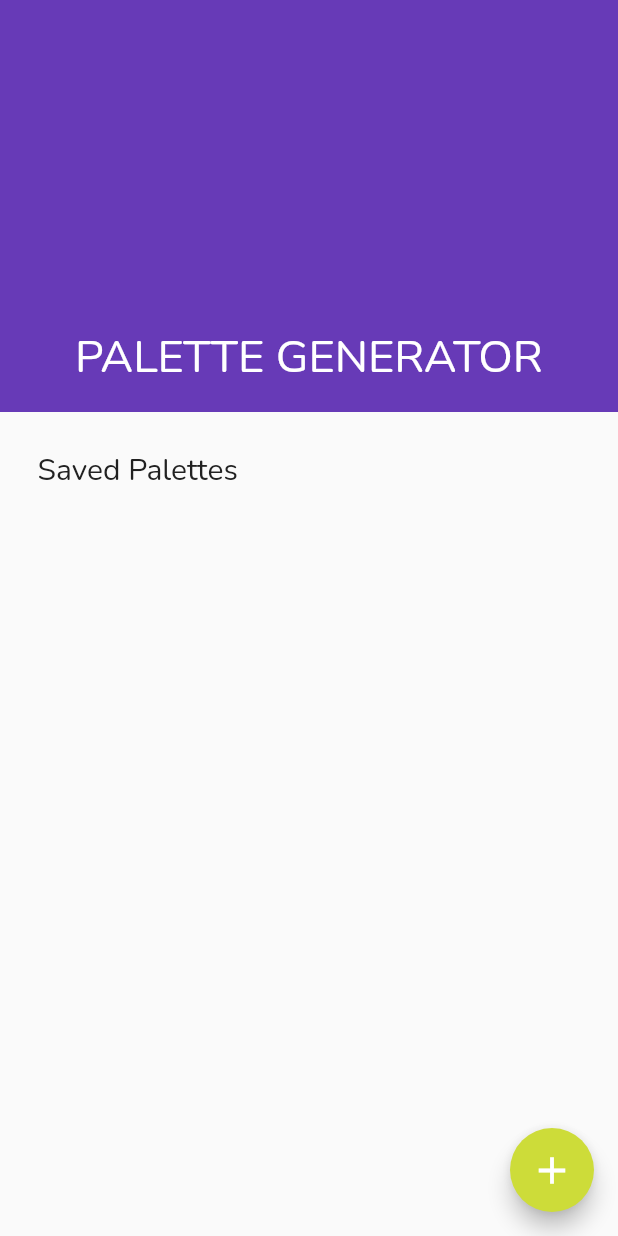
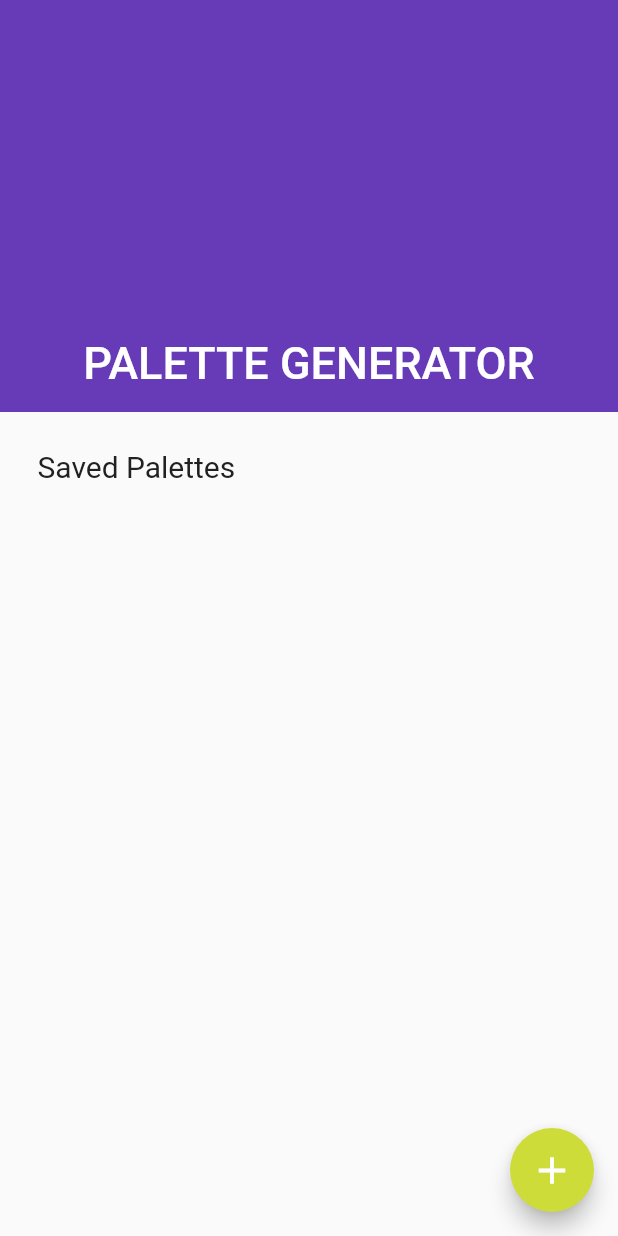
Before and after one commit to hericles-koelher/palette_generator, a Flutter app: the HomePage screen opened directly, on a phone screen of 412 x 824 dp. Run offline on Flutter 3.47's test engine with Material 2 defaults, Android fonts, the phone set to English and light mode, and no system bars; our stand-ins replace state_notifier; missing offline and left inert: flutter_state_notifier, palette, undo.

```diff
--- a/lib/models/palette_info.dart
+++ b/lib/models/palette_info.dart
@@ -4,12 +4,15 @@ class PaletteInfo {
   final List<Color> colors;
   final String id;
   final String paletteName;
-  final bool isFavorite;
 
   PaletteInfo({
     required this.id,
     required this.paletteName,
     required this.colors,
-    required this.isFavorite,
   });
+
+  @override
+  String toString() {
+    return "ID: $id, PALETTE_NAME: $paletteName, COLORS: [$colors]";
+  }
 }
--- a/lib/screens/home_page.dart
+++ b/lib/screens/home_page.dart
@@ -32,17 +32,20 @@ class HomePage extends StatelessWidget {
           SliverList(
             delegate: SliverChildListDelegate(
               [
-                Padding(
-                  padding: const EdgeInsets.all(25.0),
-                  child: Column(
-                    crossAxisAlignment: CrossAxisAlignment.start,
-                    mainAxisSize: MainAxisSize.min,
-                    children: [
-                      Text(
+                Column(
+                  crossAxisAlignment: CrossAxisAlignment.start,
+                  mainAxisSize: MainAxisSize.min,
+                  children: [
+                    Padding(
+                      padding: const EdgeInsets.all(25.0),
+                      child: Text(
                         "Saved Palettes",
                         style: kPrimaryTextStyle.copyWith(fontSize: 20.0),
                       ),
-                      StateNotifierBuilder<List<PaletteInfo>>(
+                    ),
+                    Padding(
+                      padding: const EdgeInsets.symmetric(horizontal: 10.0),
+                      child: StateNotifierBuilder<List<PaletteInfo>>(
                         builder: (context, state, child) {
                           debugPrint("build...");
                           return Column(
@@ -57,8 +60,8 @@ class HomePage extends StatelessWidget {
                         stateNotifier:
                             Provider.of<PaletteStateNotifier>(context),
                       ),
-                    ],
-                  ),
+                    ),
+                  ],
                 ),
               ],
             ),
--- a/lib/utils/constants.dart
+++ b/lib/utils/constants.dart
@@ -3,17 +3,14 @@ import 'package:flutter/material.dart';
 
 final TextStyle kPrimaryTextStyle = TextStyle(
   color: Colors.grey[900],
-  fontFamily: "Nunito",
 );
 
 final TextStyle kSecondaryTextStyle = TextStyle(
   color: Colors.grey[600],
-  fontFamily: "Nunito",
 );
 
 const TextStyle kDefaultTextStyle = TextStyle(
   color: Colors.white,
-  fontFamily: "Nunito",
 );
 
 const int kMinColorsPalette = 4;
```
Also changed, not shown: lib/models/palette_state_notifier.dart (+22 -8 lines), lib/screens/palette_detail_page.dart (added, +64 -0 lines), lib/widgets/palette_list_tile.dart (+9 -2 lines), pubspec.yaml (+1 -7 lines), pubspec.lock.
